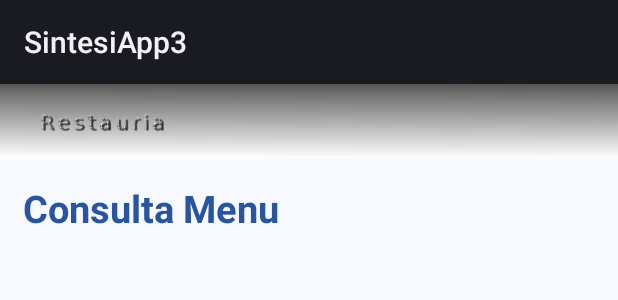
After one commit to jordiromero/SintesiApp3, an Android app: the layout fragment_consulta_menu_activity.xml on its own in the app's theme, with its tools: preview values and no code run, on a phone screen of 412 x 824 dp. The commit adds this screen. Shown: the top 300 px of the screen. Run offline under Robolectric (Android 15) with nearby library versions, the phone set to English and light mode, and no system bars.

Commit message:
commit sintesiapp3

```diff
--- /dev/null
+++ b/sintesiapp/src/main/res/layout/fragment_consulta_menu_activity.xml
@@ -0,0 +1,25 @@
+<LinearLayout xmlns:android="http://schemas.android.com/apk/res/android"
+    android:layout_width="match_parent"
+    android:layout_height="match_parent"
+    android:background="#f8f9fe"
+    android:orientation="vertical" >
+
+    <include layout="@layout/actionbar_layout" />
+
+    <LinearLayout
+        android:layout_width="fill_parent"
+        android:layout_height="wrap_content" >
+
+        <TextView
+            android:layout_width="fill_parent"
+            android:layout_height="wrap_content"
+            android:padding="15dip"
+            android:text="Consulta Menu"
+            android:textColor="#ff29549f"
+            android:textSize="25dip"
+            android:textStyle="bold" />
+    </LinearLayout>
+
+
+
+</LinearLayout>
--- a/sintesiapp/src/main/res/values/strings.xml
+++ b/sintesiapp/src/main/res/values/strings.xml
@@ -11,5 +11,7 @@
     <string name="title_activity_crea_reserva">CreaReservaActivity</string>
     <string name="title_activity_consulta_reserva">ConsultaReservaActivity</string>
     <string name="title_activity_mapa">MapaActivity</string>
+    <string name="title_activity_consulta_menu_activity2">ConsultaMenuActivity2</string>
+    <string name="title_activity_consulta_menu_activity">consultamenuactivity</string>
 
 </resources>
```
Also changed, not shown: sintesiapp/src/main/AndroidManifest.xml (+9 -6 lines), sintesiapp/src/main/java/com/iesebre/sintesiapp3/sintesiapp/ConsultaMenuActivity.java (+3 -7 lines), sintesiapp/src/main/res/layout/fragment_consulta_menu.xml (deleted, +0 -16 lines), sintesiapp/src/main/res/menu/consulta_menu_activity2.xml (added, +8 -0 lines), sintesiapp/src/main/res/layout/activity_consulta_menu_activity.xml (renamed from sintesiapp/src/main/res/layout/activity_consulta_menu.xml).
